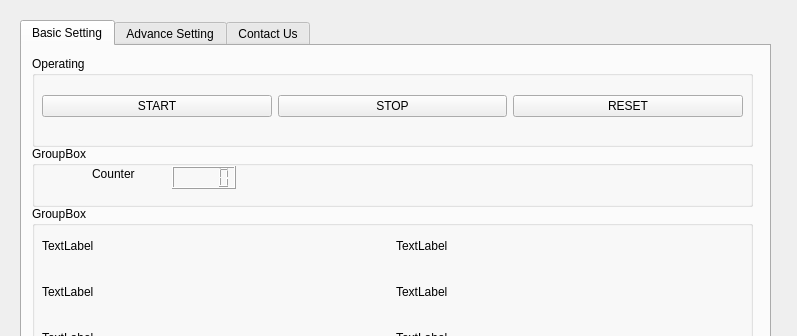
Qt form ProgramSetXYZ.ui (sworatida/AI4All-Tele3dPrint2020) before a commit; both pictures show x 0 to 797 and y 0 to 336 of the 797 by 592 pixel window.
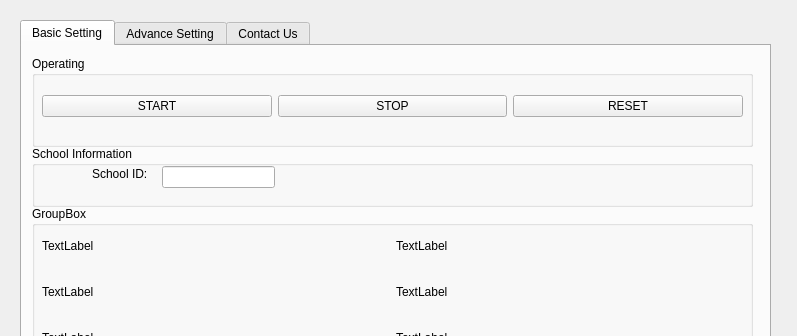
The same form after that commit.

What changed in the file:
```diff
--- a/ProgramSetXYZ.ui
+++ b/ProgramSetXYZ.ui
@@ -225,29 +225,29 @@
           </rect>
          </property>
          <property name="title">
-          <string>GroupBox</string>
+          <string>School Information</string>
          </property>
-         <widget class="QLCDNumber" name="lcdNumber">
-          <property name="geometry">
-           <rect>
-            <x>140</x>
-            <y>20</y>
-            <width>64</width>
-            <height>23</height>
-           </rect>
-          </property>
-         </widget>
          <widget class="QLabel" name="label_11">
           <property name="geometry">
            <rect>
             <x>60</x>
             <y>20</y>
-            <width>55</width>
+            <width>61</width>
             <height>16</height>
            </rect>
           </property>
           <property name="text">
-           <string>Counter</string>
+           <string>School ID:</string>
+          </property>
+         </widget>
+         <widget class="QLineEdit" name="lineEdit_2">
+          <property name="geometry">
+           <rect>
+            <x>130</x>
+            <y>20</y>
+            <width>113</width>
+            <height>22</height>
+           </rect>
           </property>
          </widget>
         </widget>
```
